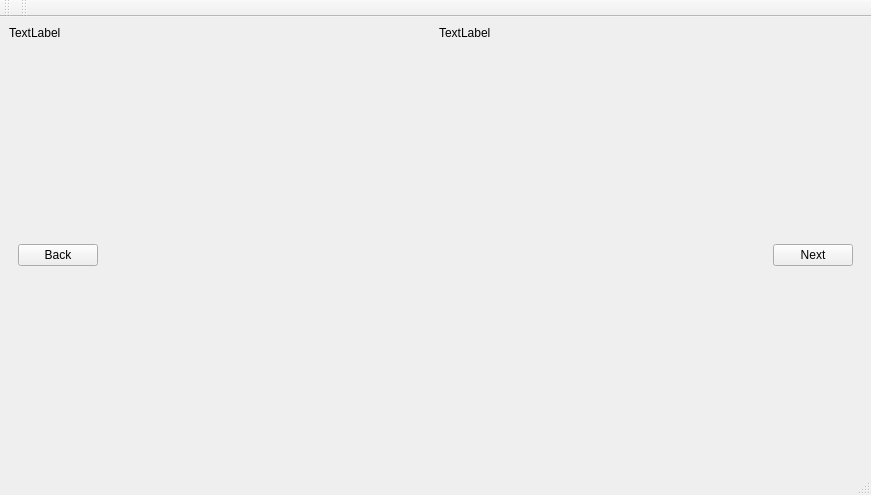
The window that source/ManuallyTaggerWindow.ui (BioroboticsLab/deeplocalizer-classifier) describes before a commit, drawn with Qt 5.
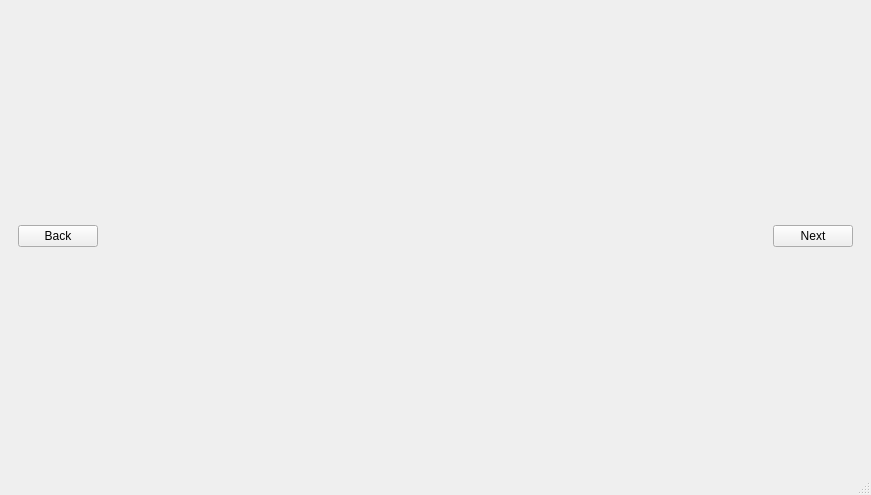
The same window after the commit.

Commit message: [tagger] add progress bar & save ManuallyTagger

Patch:
```diff
--- a/source/ManuallyTaggerWindow.ui
+++ b/source/ManuallyTaggerWindow.ui
@@ -31,22 +31,7 @@
    </property>
    <layout class="QVBoxLayout" name="verticalLayout">
     <item>
-     <layout class="QHBoxLayout" name="horizontalLayout_2">
-      <item>
-       <widget class="QLabel" name="label_2">
-        <property name="text">
-         <string>TextLabel</string>
-        </property>
-       </widget>
-      </item>
-      <item>
-       <widget class="QLabel" name="label">
-        <property name="text">
-         <string>TextLabel</string>
-        </property>
-       </widget>
-      </item>
-     </layout>
+     <layout class="QHBoxLayout" name="filepath_box"/>
     </item>
     <item>
      <widget class="QWidget" name="widget" native="true">
@@ -78,7 +63,7 @@
             <x>0</x>
             <y>0</y>
             <width>653</width>
-            <height>380</height>
+            <height>408</height>
            </rect>
           </property>
           <property name="sizePolicy">
@@ -114,28 +99,6 @@
    </property>
   </widget>
   <widget class="QStatusBar" name="statusbar"/>
-  <widget class="QToolBar" name="toolBar">
-   <property name="windowTitle">
-    <string>toolBar</string>
-   </property>
-   <attribute name="toolBarArea">
-    <enum>TopToolBarArea</enum>
-   </attribute>
-   <attribute name="toolBarBreak">
-    <bool>false</bool>
-   </attribute>
-  </widget>
-  <widget class="QToolBar" name="toolBar_2">
-   <property name="windowTitle">
-    <string>toolBar_2</string>
-   </property>
-   <attribute name="toolBarArea">
-    <enum>TopToolBarArea</enum>
-   </attribute>
-   <attribute name="toolBarBreak">
-    <bool>false</bool>
-   </attribute>
-  </widget>
  </widget>
  <resources/>
  <connections/>
```
Left out of the diff: 2 changed lines with no effect on the pictures. The commit also changes 4 other files.
